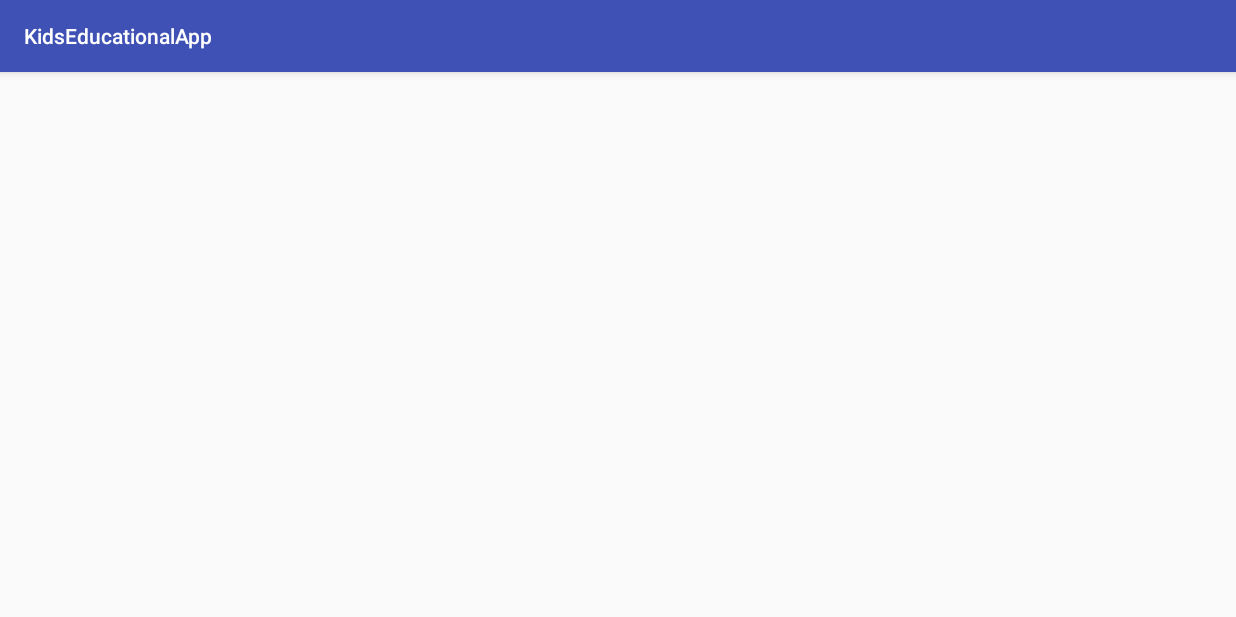
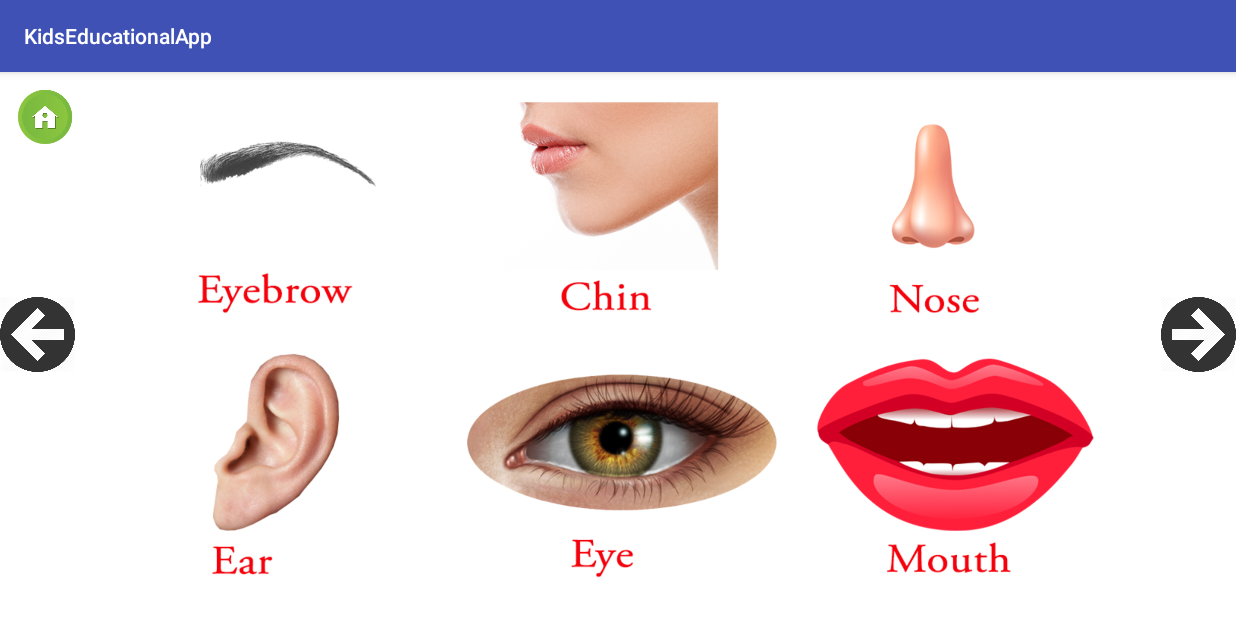
Before and after one commit to priyam1996/KidsEducationalApp, an Android app: the BodyParts screen opened directly, with no data from a screen before it, on a phone screen of 824 x 412 dp (held sideways). Run offline under Robolectric (Android 15) with nearby library versions, the phone set to English and light mode, and no system bars.

Commit message:
bodyparts xml

```diff
--- a/app/src/main/res/layout/activity_body_parts.xml
+++ b/app/src/main/res/layout/activity_body_parts.xml
@@ -1,10 +1,70 @@
 <?xml version="1.0" encoding="utf-8"?>
-<android.support.constraint.ConstraintLayout xmlns:android="http://schemas.android.com/apk/res/android"
+<RelativeLayout xmlns:android="http://schemas.android.com/apk/res/android"
     xmlns:app="http://schemas.android.com/apk/res-auto"
     xmlns:tools="http://schemas.android.com/tools"
     android:layout_width="match_parent"
     android:layout_height="match_parent"
-    tools:context="com.kuncham.kidseducationalapp.BodyParts">
+    tools:context="com.kuncham.kidseducationalapp.BodyParts"
+    android:background="#ffffff">
 
 
-</android.support.constraint.ConstraintLayout>
+    <ViewFlipper
+        android:id="@+id/viewFlipperBody"
+        android:layout_width="fill_parent"
+        android:layout_height="fill_parent">
+
+        <ImageView
+            android:id="@+id/body1_image"
+            android:layout_width="wrap_content"
+            android:layout_height="wrap_content"
+            android:src="@drawable/body1"
+            android:scaleType="fitCenter"
+            android:contentDescription="@string/todo" />
+        <ImageView
+            android:id="@+id/body2_image"
+            android:layout_width="wrap_content"
+            android:layout_height="wrap_content"
+            android:src="@drawable/body2"
+            android:scaleType="fitCenter"
+            android:contentDescription="@string/todo"/>
+        <ImageView
+            android:id="@+id/body3_image"
+            android:layout_width="wrap_content"
+            android:layout_height="wrap_content"
+            android:src="@drawable/body3"
+            android:scaleType="fitCenter"
+            android:contentDescription="@string/todo"/>
+
+    </ViewFlipper>
+
+    <ImageView
+        android:id="@+id/gohome_image"
+        android:layout_width="40sp"
+        android:layout_height="40sp"
+        android:layout_marginLeft="10sp"
+        android:layout_marginTop="10sp"
+        android:src="@drawable/images"
+        android:contentDescription="@string/todo"
+        android:layout_marginStart="10sp"/>
+
+    <ImageView
+        android:id="@+id/prev_button"
+        android:layout_width="50sp"
+        android:layout_height="50sp"
+        android:layout_marginTop="150sp"
+        android:layout_alignParentLeft="true"
+        android:src="@drawable/prev"
+        android:layout_alignParentStart="true"
+        android:contentDescription="@string/todo" />
+
+    <ImageView
+        android:id="@+id/next_button"
+        android:layout_width="50sp"
+        android:layout_height="50sp"
+        android:layout_marginTop="150sp"
+        android:layout_alignParentRight="true"
+        android:src="@drawable/next"
+        android:layout_alignParentEnd="true"
+        android:contentDescription="@string/todo"/>
+
+</RelativeLayout>
```
